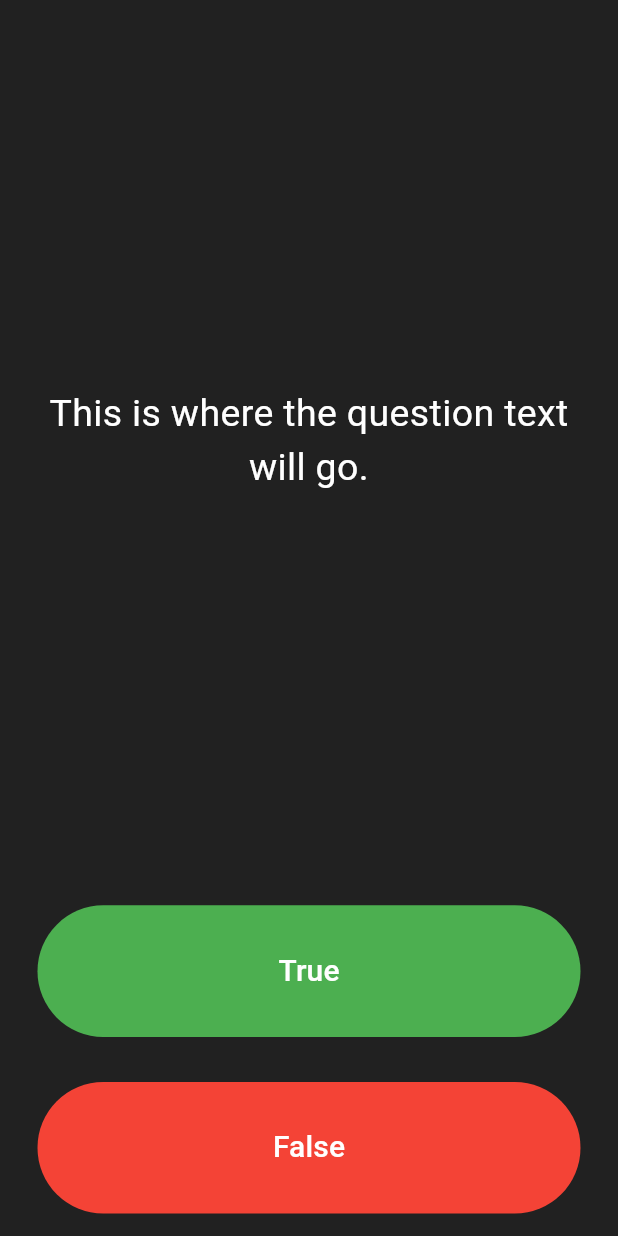
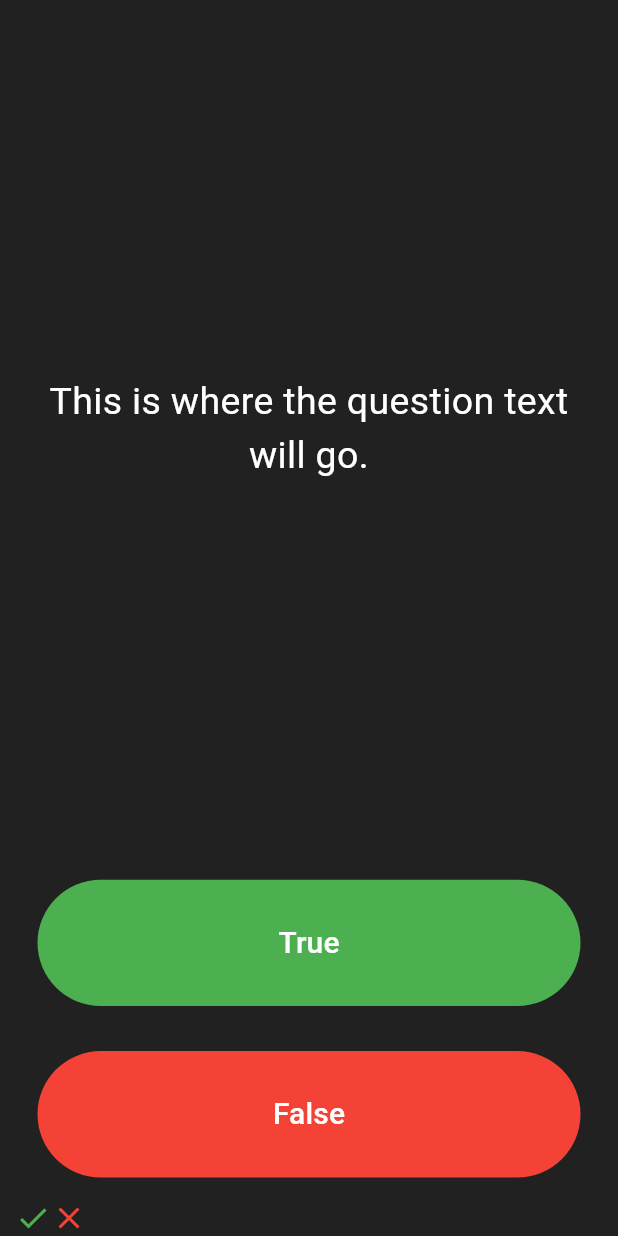
Before and after one commit to ziyadrahman/flutter_learning_quizapp, a Flutter app: the screen it shows after launch, on a phone screen of 412 x 824 dp. Run offline on Flutter 3.47's test engine with Material 3 defaults, Android fonts, the light colour scheme and no system bars.

Commit message:
UI Added Successfully

```diff
--- a/lib/main.dart
+++ b/lib/main.dart
@@ -86,6 +86,19 @@
           ),
         ),
         //TODO: Add a Row here as your score keeper
+
+        const Row(
+          children: <Widget>[
+            Icon(
+              Icons.check,
+              color: Colors.green,
+            ),
+            Icon(
+              Icons.close,
+              color: Colors.red,
+            )
+          ],
+        )
       ],
     );
   }
```
